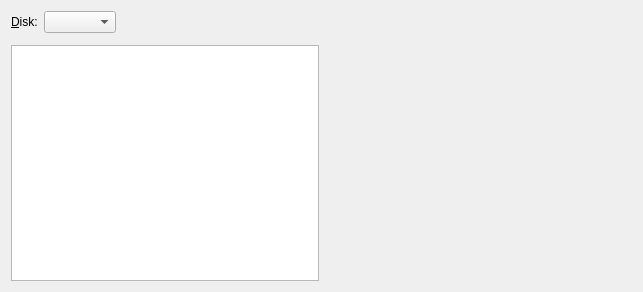
tanglu-org/calamares, file src/modules/partition/gui/ReplacePage.ui: the form before one commit.
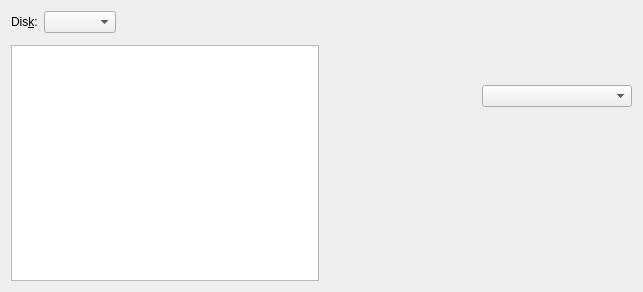
The form after the commit. Custom widgets are drawn as their Qt base class.

What changed in the file:
```diff
--- a/src/modules/partition/gui/ReplacePage.ui
+++ b/src/modules/partition/gui/ReplacePage.ui
@@ -19,7 +19,7 @@
      <item>
       <widget class="QLabel" name="label_2">
        <property name="text">
-        <string>&amp;Disk:</string>
+        <string>Dis&amp;k:</string>
        </property>
        <property name="buddy">
         <cstring>deviceComboBox</cstring>
@@ -102,6 +102,36 @@
          </property>
         </widget>
        </item>
+       <item>
+        <layout class="QHBoxLayout" name="horizontalLayout_3">
+         <item>
+          <widget class="QLabel" name="bootStatusLabel">
+           <property name="toolTip">
+            <string notr="true"/>
+           </property>
+           <property name="text">
+            <string notr="true"/>
+           </property>
+          </widget>
+         </item>
+         <item>
+          <widget class="QComboBox" name="bootComboBox"/>
+         </item>
+        </layout>
+       </item>
+       <item>
+        <spacer name="verticalSpacer">
+         <property name="orientation">
+          <enum>Qt::Vertical</enum>
+         </property>
+         <property name="sizeHint" stdset="0">
+          <size>
+           <width>20</width>
+           <height>40</height>
+          </size>
+         </property>
+        </spacer>
+       </item>
       </layout>
      </item>
     </layout>
```
Left out of the diff: 6 changed lines with no effect on the pictures.
